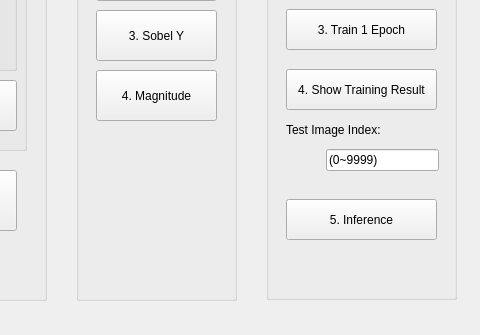
Before: the Qt Designer form F74056328_hw1.ui in hangalice2156/OpenCV, drawn with Qt 5; both pictures show x 444 to 924 and y 140 to 475 of the 924 by 475 pixel window.
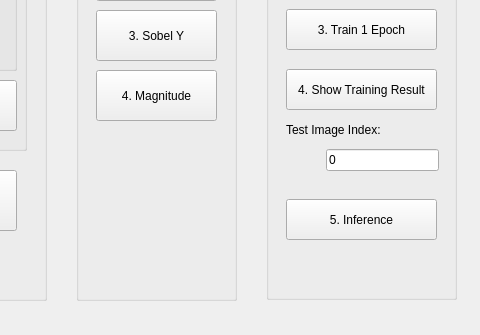
After: the same form once the commit is applied.

Commit message:
Finished validation part
All jobs should be done.

```diff
--- a/F74056328_hw1.ui
+++ b/F74056328_hw1.ui
@@ -490,7 +490,7 @@
      </rect>
     </property>
     <property name="text">
-     <string>(0~9999)</string>
+     <string>0</string>
     </property>
    </widget>
   </widget>
```
Left out of the diff: 2 changed lines with no effect on the pictures. The commit also changes 2 other files.
